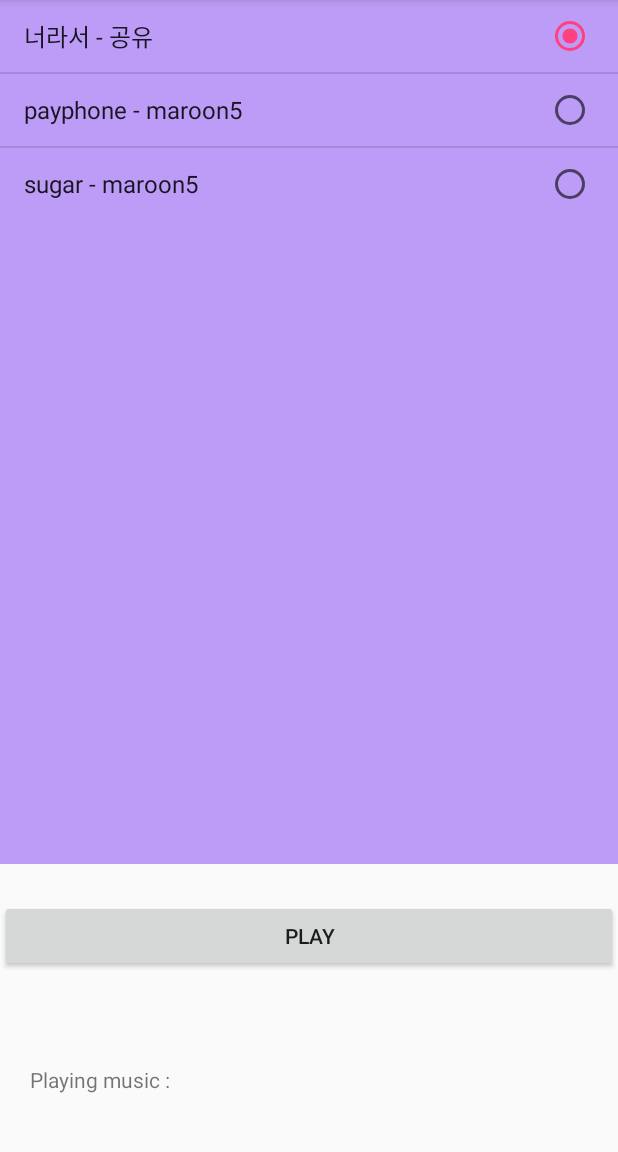
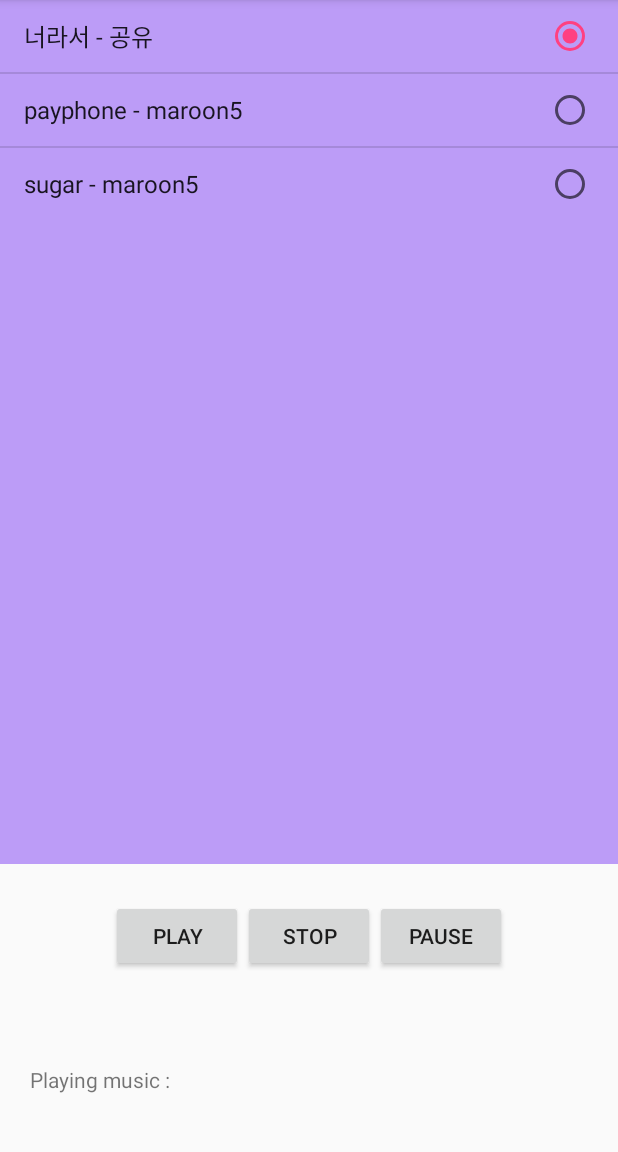
Before and after one commit to forelise25/AudioList, an Android app: the screen it shows after launch (MainActivity), on a phone screen of 412 x 824 dp, the part 84-1236 px from its top. Run offline under Robolectric (Android 15) with nearby library versions, the phone set to English and light mode, and no system bars.

Commit message:
#3 Event programming

```diff
--- a/app/src/main/java/com/example/lg/audiolist/MainActivity.java
+++ b/app/src/main/java/com/example/lg/audiolist/MainActivity.java
@@ -1,7 +1,10 @@
 package com.example.lg.audiolist;
 
+import android.media.MediaPlayer;
 import android.os.Bundle;
 import android.support.v7.app.AppCompatActivity;
+import android.view.View;
+import android.widget.AdapterView;
 import android.widget.ArrayAdapter;
 import android.widget.Button;
 import android.widget.ListView;
@@ -10,22 +13,75 @@ import android.widget.TextView;
 
 public class MainActivity extends AppCompatActivity {
     ListView list;
-    Button but_play, but_stop;
+    Button but_play, but_stop, but_pause;
     TextView textMusic;
     ProgressBar progress;
     String[] musics= {"너라서 - 공유","payphone - maroon5","sugar - maroon5"};
+    int[] musicResIds={R.raw.gongyou, R.raw.payphone,R.raw.sugar};
+    int selectedMusicId;
+    MediaPlayer mediaPlayer;
+    boolean selectedPauseButton;
+
     @Override
-    protected void onCreate(Bundle savedInstanceState) {
+    protected void onCreate(Bundle savedInstanceState){
         super.onCreate(savedInstanceState);
         setContentView(R.layout.activity_main);
         list=(ListView)findViewById(R.id.list_music);
         but_play=(Button)findViewById(R.id.but_play);
         but_stop=(Button)findViewById(R.id.but_stop);
+        but_pause=(Button)findViewById(R.id.but_pause);
         textMusic=(TextView)findViewById(R.id.text_music);
         progress=(ProgressBar)findViewById((R.id.progress_music));
         ArrayAdapter<String> adapter = new ArrayAdapter<String>(this, android.R.layout.simple_list_item_single_choice, musics);
         list.setAdapter(adapter);
         list.setChoiceMode(ListView.CHOICE_MODE_SINGLE);
         list.setItemChecked(0,true);
+        selectedMusicId=musicResIds[0];
+        mediaPlayer=MediaPlayer.create(this, selectedMusicId);
+
+        list.setOnItemClickListener(new AdapterView.OnItemClickListener() {
+            @Override
+            public void onItemClick(AdapterView<?> adapterView, View view, int i, long l) {
+                mediaPlayer.stop();
+                selectedMusicId=musicResIds[i];
+                progress.setVisibility(View.INVISIBLE);
+            }
+        });
+        but_play.setOnClickListener(new View.OnClickListener() {
+            @Override
+            public void onClick(View v) {
+                selectedPauseButton=false;
+                if(selectedPauseButton) {
+                    mediaPlayer.start();
+                    selectedPauseButton=false;
+                }else{
+                    mediaPlayer=MediaPlayer.create(MainActivity.this,selectedMusicId);
+                }
+                mediaPlayer.start();
+                progress.setVisibility(View.VISIBLE);
+            }
+        });
+        but_stop.setOnClickListener(new View.OnClickListener(){
+            @Override
+            public void onClick(View v) {
+                mediaPlayer.stop();
+                selectedPauseButton=false;
+                progress.setVisibility(View.INVISIBLE);
+            }
+        });
+        but_pause.setOnClickListener(new View.OnClickListener(){
+            @Override
+            public void onClick(View v) {
+                selectedPauseButton=true;
+                mediaPlayer.pause();
+                progress.setVisibility(View.INVISIBLE);
+            }
+        });
+
+    }
+    @Override
+    protected void onStop(){
+        super.onStop();
+        mediaPlayer.stop();
     }
 }
--- a/app/src/main/res/layout/activity_main.xml
+++ b/app/src/main/res/layout/activity_main.xml
@@ -30,13 +30,19 @@
         <Button
             android:id="@+id/but_play"
             android:text="play"
-            android:layout_width="match_parent"
+            android:layout_width="wrap_content"
             android:layout_height="wrap_content">
         </Button>
         <Button
             android:id="@+id/but_stop"
             android:text="stop"
-            android:layout_width="match_parent"
+            android:layout_width="wrap_content"
+            android:layout_height="wrap_content">
+        </Button>
+        <Button
+            android:id="@+id/but_pause"
+            android:text="pause"
+            android:layout_width="wrap_content"
             android:layout_height="wrap_content">
         </Button>
     </LinearLayout>
```
